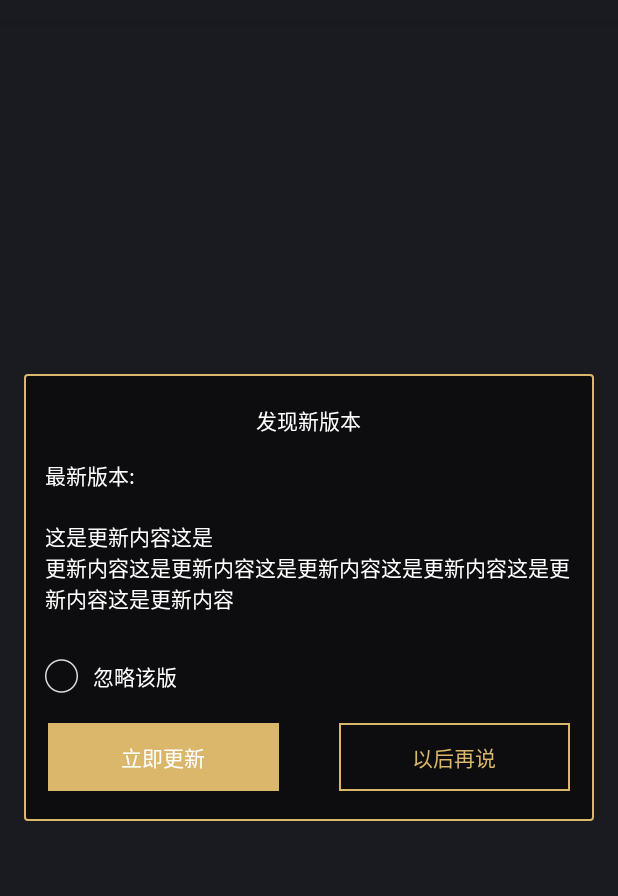
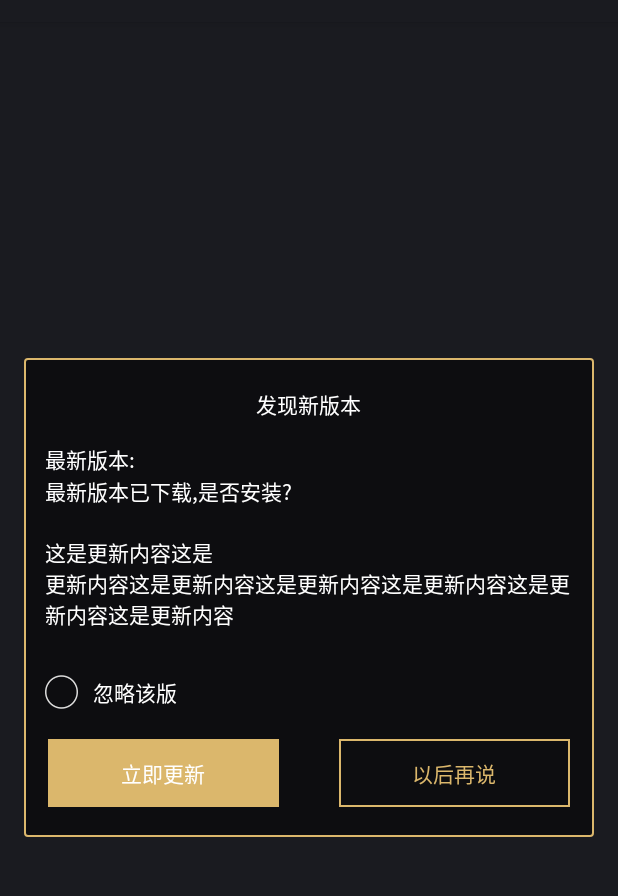
Before and after one commit to bmixdev/UpdateApp, an Android app: the layout dialog_update.xml on its own in the app's theme, with its tools: preview values and no code run, on a phone screen of 412 x 824 dp, the part 62-958 px from its top. Run offline under Robolectric (Android 15) with nearby library versions, the phone set to English and light mode, and no system bars.

Commit message:
已经下载的apk不再再次下载

```diff
--- a/library/src/main/res/layout/dialog_update.xml
+++ b/library/src/main/res/layout/dialog_update.xml
@@ -34,7 +34,15 @@
             android:layout_marginRight="14dp"
             android:layout_marginTop="15dp"
             android:textColor="@android:color/white"/>
+        <TextView
+            android:id="@+id/tv_apk_is_downloaded"
+            android:layout_width="wrap_content"
+            android:layout_height="wrap_content"
+            android:text="最新版本已下载,是否安装?"
+            android:layout_marginLeft="14dp"
+            android:layout_marginRight="14dp"
 
+            android:textColor="@android:color/white"/>
         <TextView
             android:id="@+id/tv_update_content"
             android:layout_width="match_parent"
```
Also changed, not shown: library/src/main/java/com/wind/updateapp/DownloadService.java (+3 -12 lines), library/src/main/java/com/wind/updateapp/UpdateAgent.java (+36 -5 lines), library/src/main/java/com/wind/updateapp/UpdateDialogFragment.java (+13 -2 lines).
